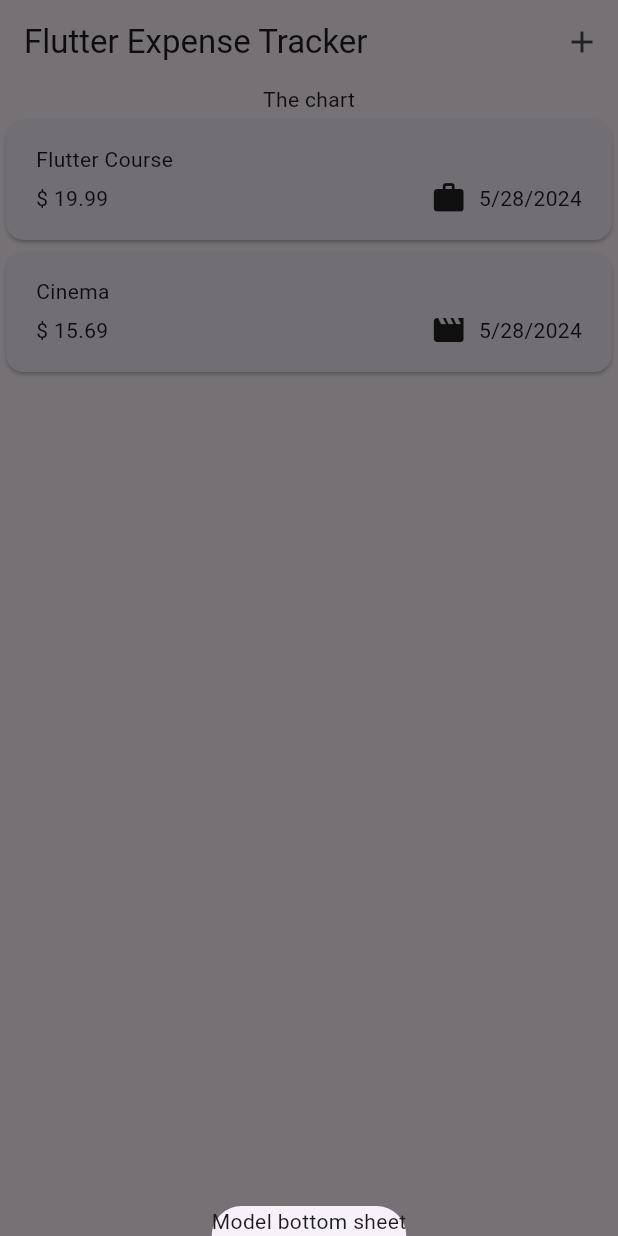
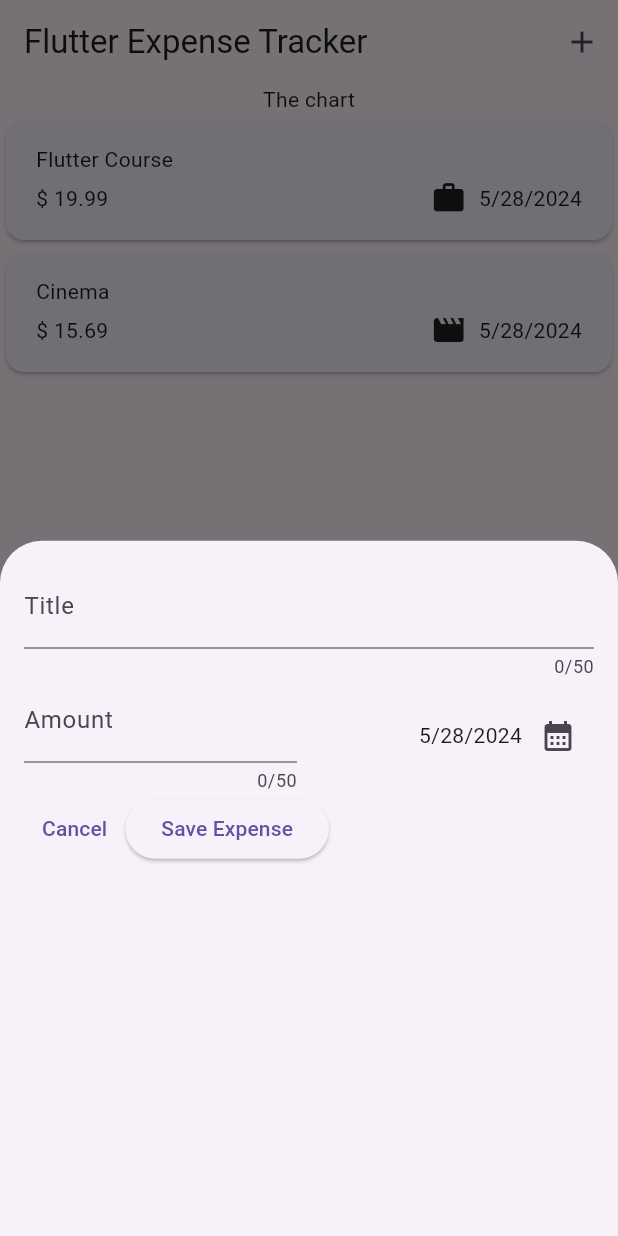
Before and after one commit to MubeenMohammed/expense_tracker_app, a Flutter app: the screen it shows after launch, after a tap on the "add" icon, on a phone screen of 412 x 824 dp. Run offline on Flutter 3.47's test engine with Material 3 defaults, Android fonts, the phone set to English and light mode, and no system bars.

Commit message:
Added the date selector button

```diff
--- a/lib/widgets/expenses.dart
+++ b/lib/widgets/expenses.dart
@@ -1,5 +1,6 @@
 import 'package:expense_tracker_app/widgets/expenses_list/expense_list.dart';
 import 'package:expense_tracker_app/models/expense.dart';
+import 'package:expense_tracker_app/widgets/new_expense.dart';
 import 'package:flutter/material.dart';
 
 class Expenses extends StatefulWidget {
@@ -29,7 +30,7 @@ class _ExpenseState extends State<Expenses> {
     //..
     showModalBottomSheet(
       context: context,
-      builder: (ctx) => const Text("Model bottom sheet"),
+      builder: (ctx) => const NewExpense(),
     );
   }
 
--- /dev/null
+++ b/lib/widgets/new_expense.dart
@@ -0,0 +1,102 @@
+import 'package:flutter/material.dart';
+import 'package:expense_tracker_app/models/expense.dart';
+
+class NewExpense extends StatefulWidget {
+  const NewExpense({super.key});
+
+  @override
+  State<NewExpense> createState() {
+    return _NewExpenseState();
+  }
+}
+
+class _NewExpenseState extends State<NewExpense> {
+  final _titleController = TextEditingController();
+  final _amountController = TextEditingController();
+  DateTime? _selectedDate;
+
+  @override
+  void dispose() {
+    _amountController.dispose();
+    _titleController.dispose();
+    super.dispose();
+  }
+
+  void _precentDatePicker() async {
+    final now = DateTime.now();
+    final firstDate = DateTime(now.year - 1, now.month, now.day);
+    final pickedDate = await showDatePicker(
+      context: context,
+      firstDate: firstDate,
+      lastDate: now,
+    );
+    setState(() {
+      _selectedDate = pickedDate;
+    });
+  }
+
+  @override
+  Widget build(BuildContext context) {
+    return Padding(
+      padding: const EdgeInsets.all(16),
+      child: Column(
+        children: [
+          TextField(
+            controller: _titleController,
+            maxLength: 50,
+            decoration: const InputDecoration(
+              label: Text("Title"),
+            ),
+          ),
+          Row(
+            children: [
+              Expanded(
+                child: TextField(
+                  controller: _amountController,
+                  maxLength: 50,
+                  keyboardType: TextInputType.number,
+                  decoration: const InputDecoration(
+                    prefixText: '\$',
+                    label: Text("Amount"),
+                  ),
+                ),
+              ),
+              const SizedBox(
+                width: 16,
+              ),
+              Expanded(
+                  child: Row(
+                mainAxisAlignment: MainAxisAlignment.end,
+                children: [
+                  Text(_selectedDate == null
+                      ? formatter.format(DateTime.now())
+                      : formatter.format(_selectedDate!)),
+                  IconButton(
+                      onPressed: _precentDatePicker,
+                      icon: const Icon(Icons.calendar_month)),
+                ],
+              ))
+            ],
+          ),
+          Row(
+            children: [
+              TextButton(
+                onPressed: () {
+                  Navigator.pop(context);
+                },
+                child: const Text("Cancel"),
+              ),
+              ElevatedButton(
+                onPressed: () {
+                  print(_titleController.text);
+                  print(_amountController);
+                },
+                child: const Text("Save Expense"),
+              ),
+            ],
+          )
+        ],
+      ),
+    );
+  }
+}
```
